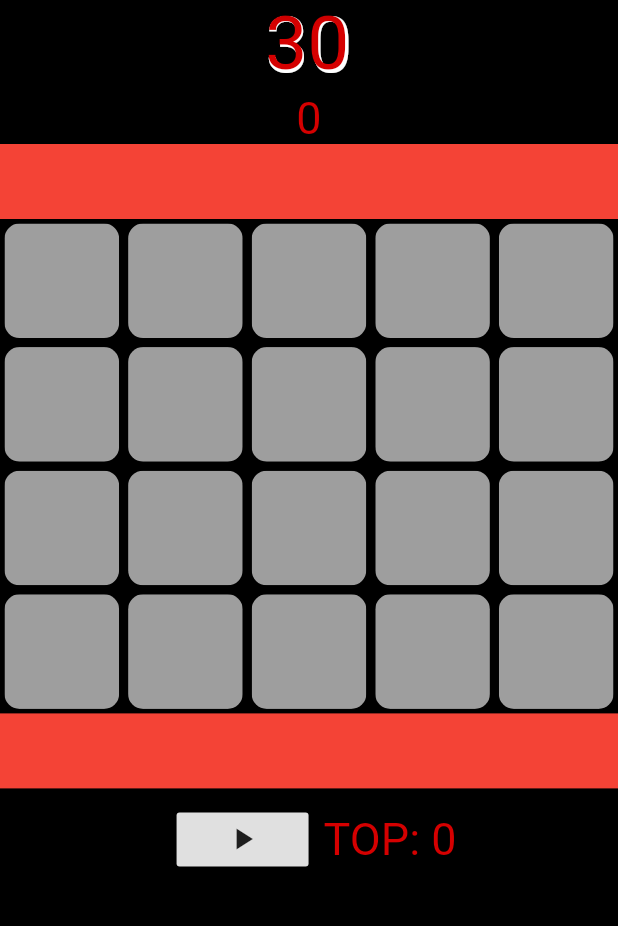
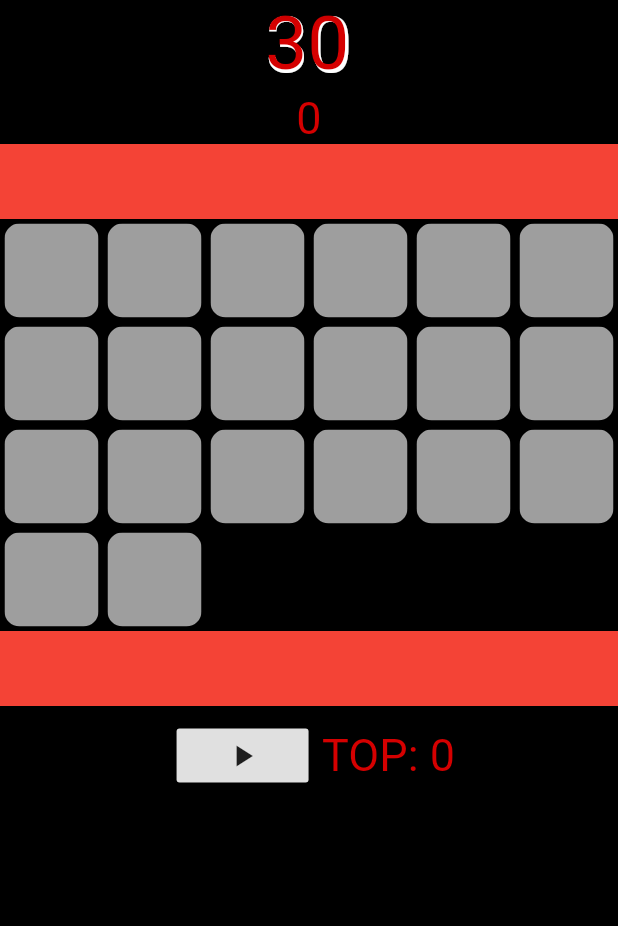
Before and after one commit to Perpy2001/Tipsit, a Flutter app: the screen it shows after launch, in the side drawer, after a tap on the "help" icon, on a phone screen of 412 x 824 dp, the part 84-1010 px from its top. Run offline on Flutter 3.47's test engine with Material 2 defaults, Android fonts, the phone set to English and light mode, and no system bars.

Commit message:
aggiustato grandezza variabile dei child della gridView

```diff
--- a/crono/lib/pages/home.dart
+++ b/crono/lib/pages/home.dart
@@ -20,7 +20,7 @@ class Home extends StatelessWidget {
                 onPressed: () => showDialog(
                     context: context,
                     child: Container(
-                      height: 200,
+                      height: 100,
                       child: AlertDialog(
                         backgroundColor: Color.fromRGBO(0, 0, 0, 80),
                         title: Text(
@@ -42,6 +42,8 @@ class Home extends StatelessWidget {
                                 style: TextStyle(color: Colors.redAccent[700]),
                               ),
                               Row(
+                                mainAxisAlignment:
+                                    MainAxisAlignment.spaceAround,
                                 children: [
                                   FlatButton(
                                       color: difficolta == 4
@@ -56,24 +58,6 @@ class Home extends StatelessWidget {
                                           "facile",
                                           style: TextStyle(
                                             color: difficolta == 4
-                                                ? Colors.black
-                                                : Colors.redAccent[700],
-                                          ),
-                                        ),
-                                      )),
-                                  FlatButton(
-                                      color: difficolta == 8
-                                          ? Colors.redAccent[700]
-                                          : Colors.black,
-                                      onPressed: () {
-                                        difficolta = 8;
-                                        Navigator.of(context).pop();
-                                      },
-                                      child: Container(
-                                        child: Text(
-                                          "medio",
-                                          style: TextStyle(
-                                            color: difficolta == 8
                                                 ? Colors.black
                                                 : Colors.redAccent[700],
                                           ),
@@ -98,7 +82,25 @@ class Home extends StatelessWidget {
                                         ),
                                       )),
                                 ],
-                              )
+                              ),
+                              FlatButton(
+                                  color: difficolta == 8
+                                      ? Colors.redAccent[700]
+                                      : Colors.black,
+                                  onPressed: () {
+                                    difficolta = 8;
+                                    Navigator.of(context).pop();
+                                  },
+                                  child: Container(
+                                    child: Text(
+                                      "medio",
+                                      style: TextStyle(
+                                        color: difficolta == 8
+                                            ? Colors.black
+                                            : Colors.redAccent[700],
+                                      ),
+                                    ),
+                                  )),
                             ],
                           ),
                         ),
--- a/crono/lib/widget/game.dart
+++ b/crono/lib/widget/game.dart
@@ -7,7 +7,8 @@ import 'gamecontainer.dart';
 
 class Game extends StatefulWidget {
   Game({Key key}) : super(key: key);
-
+  static _GameState of(BuildContext context) =>
+      context.findAncestorStateOfType<_GameState>();
   @override
   _GameState createState() => _GameState();
 }
@@ -15,6 +16,7 @@ class Game extends StatefulWidget {
 class _GameState extends State<Game> {
   Stream<int> getRandomValues() async* {
     var random = Random();
+
     while (play) {
       await Future.delayed(Duration(milliseconds: 700));
       yield random.nextInt(5);
@@ -130,8 +132,9 @@ class _GameState extends State<Game> {
                 physics: NeverScrollableScrollPhysics(),
                 shrinkWrap: true,
                 itemCount: difficolta,
-                gridDelegate: SliverGridDelegateWithFixedCrossAxisCount(
-                    crossAxisCount: scegliDifficolta(difficolta)),
+                gridDelegate: SliverGridDelegateWithMaxCrossAxisExtent(
+                  maxCrossAxisExtent: scegliDifficolta(difficolta).toDouble(),
+                ),
                 itemBuilder: (context, index) {
                   return StreamBuilder(
                     stream: getRandomValues(),
@@ -160,7 +163,7 @@ class _GameState extends State<Game> {
             mainAxisAlignment: MainAxisAlignment.center,
             children: [
               Padding(
-                padding: const EdgeInsets.all(10.0),
+                padding: const EdgeInsets.all(9.0),
                 child: RaisedButton(
                   onPressed: () {
                     return updatePlay();
@@ -181,9 +184,9 @@ class _GameState extends State<Game> {
 }
 
 int scegliDifficolta(int dif) {
-  if (dif == 4) return 4;
-  if (dif == 8) return 4;
-  if (dif == 20) return 5;
+  if (dif == 4) return 200;
+  if (dif == 8) return 100;
+  if (dif == 20) return 80;
 }
 
 int difficolta = 20;
```
